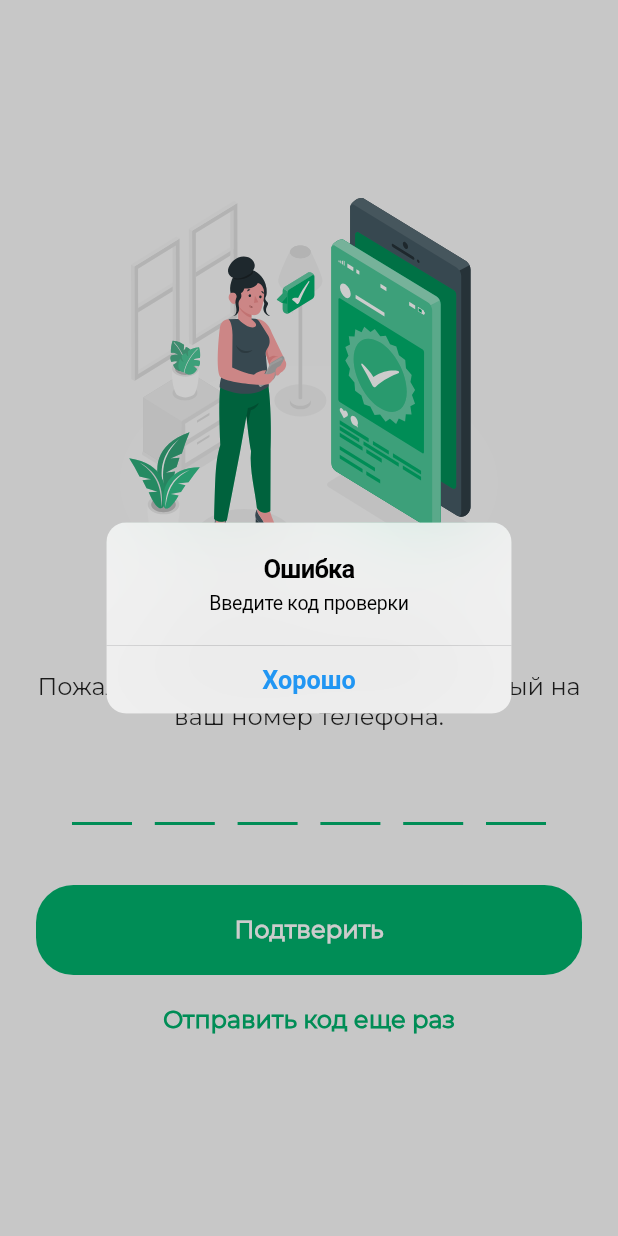
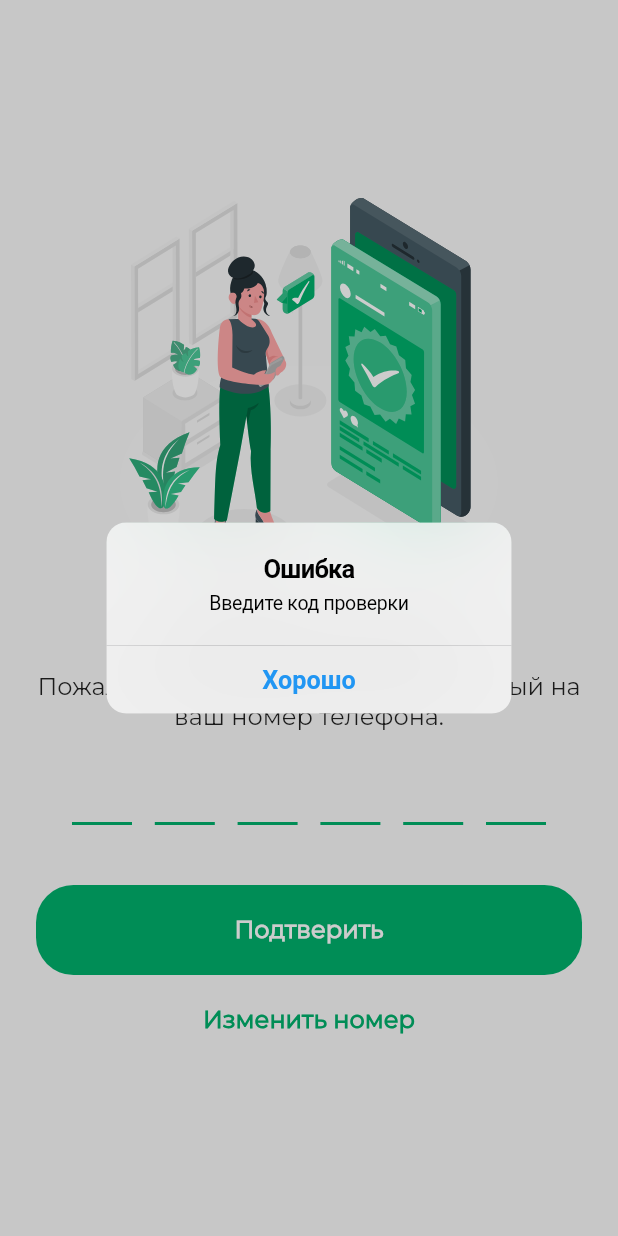
Before and after one commit to Muhammadqodir/syxoy-zakon, a Flutter app: the ConfirmationPage screen opened directly with empty values, after a tap on "Подтверить", on a phone screen of 412 x 824 dp. Run offline on Flutter 3.47's test engine with Material 2 defaults, Android fonts, the phone set to English and light mode, and no system bars; drawn by our look-alikes of pin_code_fields; our stand-ins replace firebase_auth, firebase_core, flutter_svg, mask_text_input_formatter; accounts and stored records are empty; Roboto replaces fonts that are missing (MontserratBold).

```diff
--- /dev/null
+++ b/lib/api_master.dart
@@ -0,0 +1,64 @@
+import 'dart:convert';
+
+import 'package:http/http.dart' as http;
+
+const String baseUrl = "https://abduvoitov.uz/suxoy_zakon/api/";
+
+class Api {
+  String? token;
+  var client = http.Client();
+
+  Api({this.token});
+
+  Future<http.Response> get(String route) async {
+    return await client.get(
+      getRoute(route),
+      headers: {"token": token ?? "undefined"},
+    );
+  }
+
+  Future<http.Response> post(String route, Map<String, String> body) async {
+    return await client.post(
+      getRoute(route),
+      body: body,
+      headers: {"token": token ?? "undefined"},
+    );
+  }
+
+  Future<Response<String>> register(String phone) async {
+    var response = await post("register.php", {"phone": phone});
+    print(response.body);
+    if (response.statusCode == 200) {
+      try {
+        Map<String, dynamic> data = jsonDecode(response.body);
+        if (data["isSuccess"]) {
+          return Response(data: "data");
+        } else {
+          return Response.failed(message: data["message"]);
+        }
+      } catch (e) {
+        return Response.failed(message: e.toString());
+      }
+    } else {
+      return Response.failed(
+        message:
+            "Request failed!\nStatus code:${response.statusCode}\n${response.body}",
+      );
+    }
+  }
+
+  Uri getRoute(String route) {
+    print(baseUrl + route);
+    return Uri.parse(baseUrl + route);
+  }
+}
+
+class Response<T> {
+  bool success;
+  String message;
+  T? data;
+
+  Response({required this.data, this.message = "", this.success = true});
+
+  Response.failed({required this.message, this.success = false});
+}
--- a/lib/pages/confirmation_page.dart
+++ b/lib/pages/confirmation_page.dart
@@ -1,22 +1,27 @@
 import 'dart:developer';
 
 import 'package:firebase_auth/firebase_auth.dart';
-import 'package:firebase_core/firebase_core.dart';
 import 'package:flutter/material.dart';
 import 'package:flutter_svg/svg.dart';
 import 'package:pin_code_fields/pin_code_fields.dart';
+import 'package:suxoy_zakon/api_master.dart';
 import 'package:suxoy_zakon/theme.dart';
 import 'package:suxoy_zakon/widgets/custom_btn.dart';
 import 'package:suxoy_zakon/widgets/dialogs.dart';
 
 class ConfirmationPage extends StatelessWidget {
-  ConfirmationPage(
-      {super.key, required this.auth, required this.verificationId});
+  ConfirmationPage({
+    super.key,
+    required this.auth,
+    required this.verificationId,
+    required this.phone,
+  });
 
   final Color scaffoldBackgroundColor = const Color(0xFFF9F9F9);
   final pinController = TextEditingController();
   final FirebaseAuth auth;
   final String verificationId;
+  final String phone;
 
   @override
   Widget build(BuildContext context) {
@@ -78,12 +83,8 @@ class ConfirmationPage extends StatelessWidget {
                     try {
                       UserCredential user =
                           await auth.signInWithCredential(credential);
-                      print(user);
-                      Dialogs.showAlertDialog(
-                        context,
-                        "Success",
-                        "Authorized successfuly",
-                      );
+                      Response<String> data = await Api().register(phone);
+                      print(data);
                     } catch (e) {
                       print(e);
                       Dialogs.showAlertDialog(
@@ -104,11 +105,11 @@ class ConfirmationPage extends StatelessWidget {
               ),
               CustomBtn(
                 onTap: () {
-                  //do something
+                  Navigator.pop(context);
                 },
                 textColor: primaryColor,
                 accentColor: scaffoldBackgroundColor,
-                text: "Отправить код еще раз",
+                text: "Изменить номер",
               )
             ],
           ),
--- a/lib/widgets/custom_btn.dart
+++ b/lib/widgets/custom_btn.dart
@@ -1,3 +1,4 @@
+import 'package:flutter/cupertino.dart';
 import 'package:flutter/material.dart';
 import 'package:suxoy_zakon/theme.dart';
 
@@ -14,6 +15,7 @@ class CustomBtn extends StatefulWidget {
     this.textStyle,
     required this.text,
     this.dropShadow = false,
+    this.isLogin = false,
     this.alignment = MainAxisAlignment.center,
     this.borderRadius = const BorderRadius.all(Radius.circular(25)),
     this.padding = const EdgeInsets.symmetric(horizontal: 12, vertical: 12),
@@ -29,6 +31,7 @@ class CustomBtn extends StatefulWidget {
   final EdgeInsets margin;
   final MainAxisAlignment alignment;
   final TextStyle? textStyle;
+  final bool isLogin;
   final bool dropShadow;
   final Widget? icon;
   final String text;
@@ -46,7 +49,7 @@ class _CustomBtnState extends State<CustomBtn> {
     return Padding(
       padding: widget.margin,
       child: GestureDetector(
-        onTap: widget.onTap,
+        onTap: widget.isLogin ? null : widget.onTap,
         onTapDown: (details) {
           setState(() {
             isOnTap = true;
@@ -76,13 +79,15 @@ class _CustomBtnState extends State<CustomBtn> {
                           color: primaryColor.withOpacity(0.3),
                           spreadRadius: 5,
                           blurRadius: 7,
-                          offset: const Offset(0, 3), // changes position of shadow
+                          offset:
+                              const Offset(0, 3), // changes position of shadow
                         ),
                       ]
                     : []),
             child: Padding(
               padding: widget.padding,
-              child: Row(
+              child: !widget.isLogin
+                  ? Row(
                       mainAxisAlignment: widget.alignment,
                       children: [
                         widget.icon != null
@@ -104,6 +109,11 @@ class _CustomBtnState extends State<CustomBtn> {
                                   .copyWith(color: widget.textColor),
                         ),
                       ],
+                    )
+                  : Center(
+                      child: CupertinoActivityIndicator(
+                        color: widget.textColor,
+                      ),
                     ),
             ),
           ),
--- a/pubspec.yaml
+++ b/pubspec.yaml
@@ -41,6 +41,7 @@ dependencies:
   intl: ^0.18.0
   firebase_core: ^2.9.0
   firebase_auth: ^4.2.2
+  http: ^0.13.5
 
 dev_dependencies:
   flutter_test:
```
Also changed, not shown: lib/pages/register_page.dart (+25 -5 lines), pubspec.lock. Lines whose indentation alone changed are shown as unchanged.
